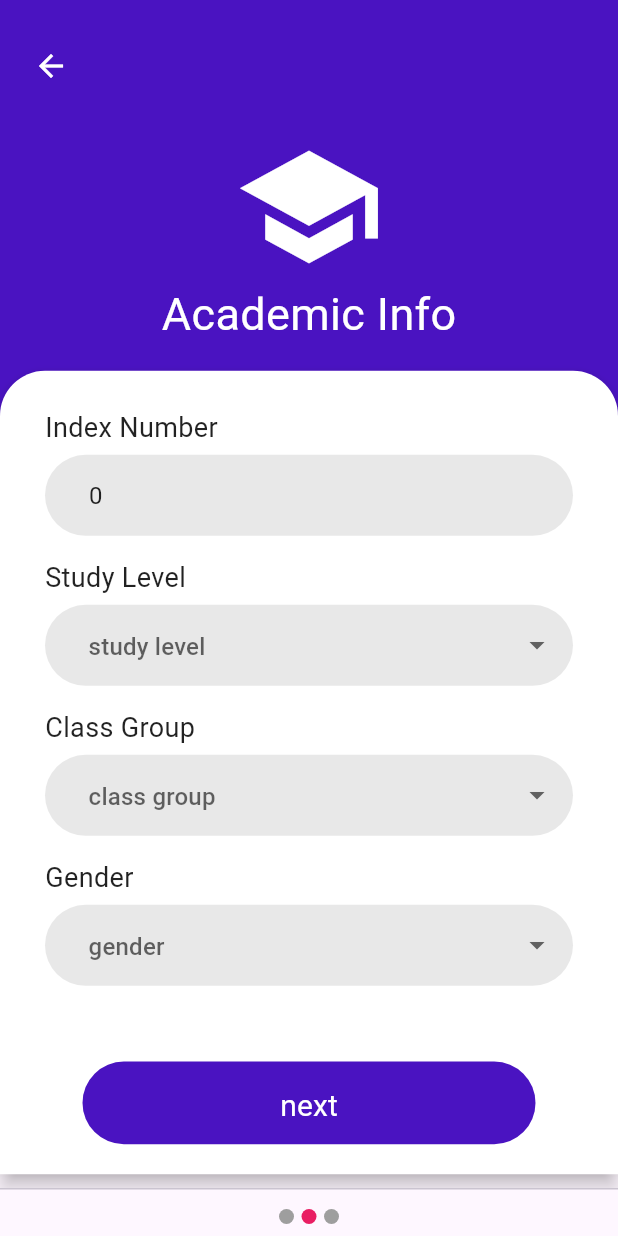
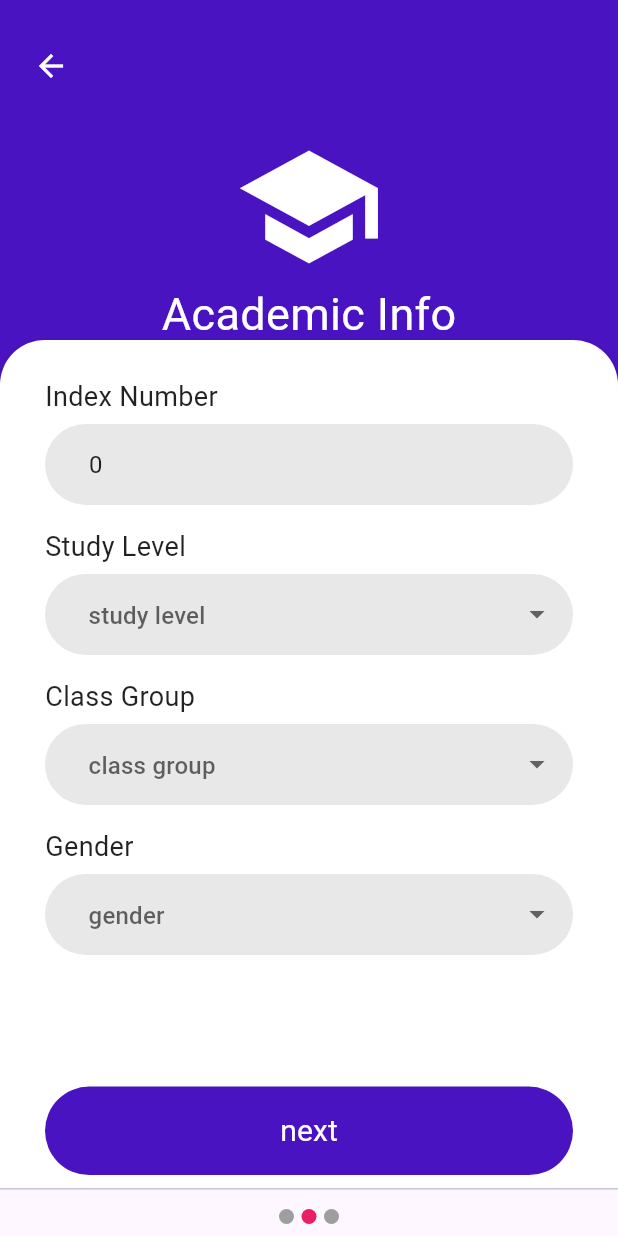
Before and after one commit to richprince23/infoctess_koneqt, a Flutter app: the OnboardingScreen screen opened by its route, swiped to page 2, on a phone screen of 412 x 824 dp. Run offline on Flutter 3.47's test engine with Material 2 defaults, Android fonts, the phone set to English and light mode, and no system bars; our stand-ins replace cached_network_image, cloud_firestore, firebase_auth, firebase_core, firebase_remote_config, firebase_storage and 9 more; missing offline and left inert: detectable_text_field, flutter_quill, status_alert; accounts and stored records are empty; Roboto replaces fonts that are missing (Sarabun).

Commit message:
fix aonboarding UI

```diff
--- a/lib/screens/onboarding/acad_info.dart
+++ b/lib/screens/onboarding/acad_info.dart
@@ -113,8 +113,8 @@ class _AcademicInfoScreenState extends State<AcademicInfoScreen> {
           ),
         ),
         Positioned(
-          top: size.height * 0.30,
-          height: size.height * 0.65,
+          top: size.height * 0.275,
+          height: size.height * 0.7,
           width: size.width,
           child: Material(
             elevation: 5,
@@ -216,12 +216,12 @@ class _AcademicInfoScreenState extends State<AcademicInfoScreen> {
                       ),
                     ),
                     Expanded(
-                      child: Container(
-                        margin: const EdgeInsets.symmetric(horizontal: 25),
-                        width: size.width,
-                        child: Builder(builder: (context) {
-                          return TextButton(
+                        flex: 1,
+                        child: Align(
+                          alignment: Alignment.bottomCenter,
+                          child: TextButton(
                             style: TextButton.styleFrom(
+                              minimumSize: Size(size.width, 50),
                               padding: const EdgeInsets.symmetric(vertical: 15),
                               backgroundColor:
                                   AppTheme.themeData(false, context)
@@ -282,10 +282,8 @@ class _AcademicInfoScreenState extends State<AcademicInfoScreen> {
                                 ),
                               ),
                             ),
-                          );
-                        }),
-                      ),
-                    )
+                          ),
+                        ))
                   ],
                 ),
               ),
```
Also changed, not shown: lib/auth.dart (+8 -18 lines), lib/screens/login_screen.dart (+1 -7 lines), lib/screens/onboarding/basic_info.dart (+24 -14 lines), lib/screens/onboarding/check_index.dart (+36 -5 lines), lib/screens/onboarding/profileinfo.dart (+13 -22 lines).
